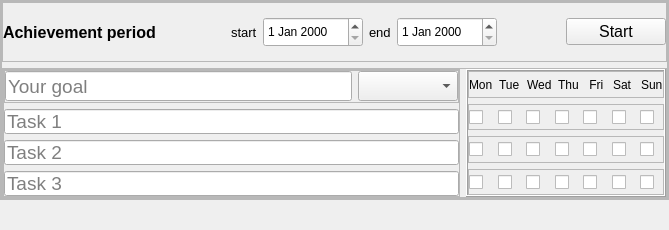
Above: ui/base_ui/ui_goal.ui from Anzhelika007/PyQt_My_App before the change. Below: the same form after it.
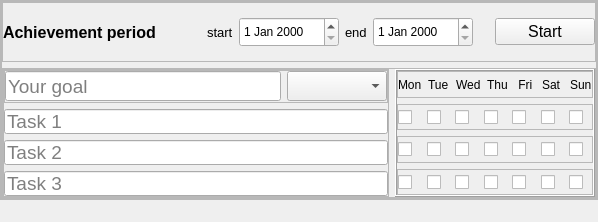
That is the form after the change.

What changed in the file:
```diff
--- a/ui/base_ui/ui_goal.ui
+++ b/ui/base_ui/ui_goal.ui
@@ -6,8 +6,8 @@
    <rect>
     <x>0</x>
     <y>0</y>
-    <width>669</width>
-    <height>230</height>
+    <width>598</width>
+    <height>222</height>
    </rect>
   </property>
   <property name="minimumSize">
```
